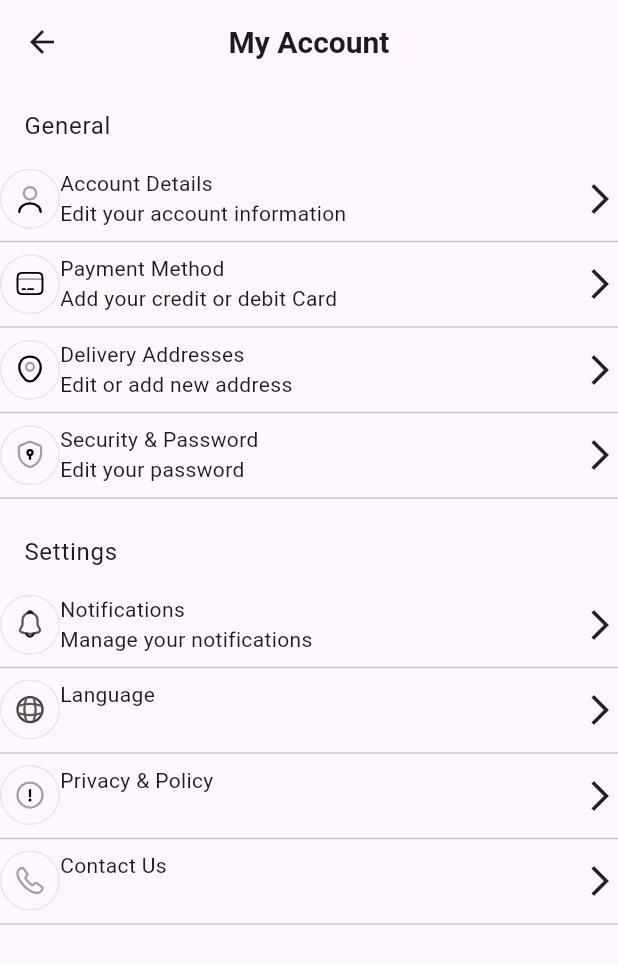
After one commit to debugger-snjy/snapshop, a Flutter app: the MyAccount screen opened directly, on a phone screen of 412 x 824 dp. The commit adds this screen. Shown: the top 964 px of the screen. Run offline on Flutter 3.47's test engine with Material 3 defaults, Android fonts, the phone set to English and light mode, and no system bars; our stand-ins replace flutter_otp_text_field, flutter_svg.

Commit message:
// Aditya - My Account Screen constants and images

```diff
--- /dev/null
+++ b/lib/screens/my_account_screen.dart
@@ -0,0 +1,66 @@
+import 'package:flutter/material.dart';
+import 'package:flutter_svg/flutter_svg.dart';
+import 'package:snapshop/utils/strings.dart';
+import 'package:snapshop/widgets/custom_app_bar.dart';
+import 'package:snapshop/widgets/custom_tile_for_myaccount.dart';
+
+class MyAccount extends StatefulWidget {
+  const MyAccount({super.key});
+
+  @override
+  State<MyAccount> createState() => _MyAccountState();
+}
+
+class _MyAccountState extends State<MyAccount> {
+  @override
+  Widget build(BuildContext context) {
+    return Scaffold(
+      appBar: const
+      CustomAppBar(
+        title: StringResources.myAccount,
+        centreTitle: true,
+      ),
+      body: Container(
+         child: ListView(
+           children: [
+             const ListTile(title: Text(StringResources.general),),
+             CustomTile(
+                 image: SvgPicture.asset('lib/assets/icons/contact_icon.svg'),
+                 title: StringResources.accountDetails,
+                 subtitle: StringResources.accountDetailsDescription),
+             CustomTile(
+                 image: SvgPicture.asset('lib/assets/icons/payment_method_icon.svg'),
+                 title: StringResources.paymentMethod,
+                 subtitle: StringResources.paymentMethodDescription
+             ),
+             CustomTile(
+                 image: SvgPicture.asset('lib/assets/icons/delivery_addresses.svg'),
+                 title: StringResources.deliveryAddresses,
+                 subtitle: StringResources.deliveryAddressesDescription),
+             CustomTile(
+                 image: SvgPicture.asset('lib/assets/icons/security_and_password.svg'),
+                 title: StringResources.securityAndPassword,
+                 subtitle:StringResources.securityAndPasswordDescription),
+             const ListTile(title: Text('Settings'),),
+             CustomTile(
+                 image: SvgPicture.asset('lib/assets/icons/notifications_icon.svg'),
+                 title: StringResources.notitfications,
+                 subtitle: StringResources.notificationsDescription ),
+             CustomTile(
+                 image: SvgPicture.asset('lib/assets/icons/langauge_icon.svg'),
+                 title: StringResources.language,
+                 subtitle: ""),
+             CustomTile(
+                 image: SvgPicture.asset('lib/assets/icons/privacy_and_policy.svg'),
+                 title: StringResources.privacyAndPolicy,
+                 subtitle: ""),
+             CustomTile(
+                 image: SvgPicture.asset('lib/assets/icons/contact_us_icon.svg'),
+                 title: StringResources.contactUs,
+                 subtitle: "")
+           ],
+         ),
+      ),
+    );
+  }
+}
--- a/lib/utils/strings.dart
+++ b/lib/utils/strings.dart
@@ -54,4 +54,21 @@ class StringResources {
   static const miscPhone="Your Phone: ******421432";
   static const phoneNumber="Phone Number";
 
+  // My Account
+  static const myAccount="My Account";
+  static const general="General";
+  static const accountDetails="Account Details";
+  static const accountDetailsDescription="Edit your account information";
+  static const paymentMethod="Payment Method";
+  static const paymentMethodDescription="Add your credit or debit Card";
+  static const deliveryAddresses="Delivery Addresses";
+  static const deliveryAddressesDescription="Edit or add new address";
+  static const securityAndPassword="Security & Password";
+  static const securityAndPasswordDescription="Edit your password";
+  static const notitfications="Notifications";
+  static const notificationsDescription="Manage your notifications";
+  static const language="Language";
+  static const privacyAndPolicy="Privacy & Policy";
+  static const contactUs="Contact Us";
+
 }
--- /dev/null
+++ b/lib/widgets/custom_app_bar.dart
@@ -0,0 +1,34 @@
+import 'package:flutter/material.dart';
+
+class CustomAppBar extends StatelessWidget implements PreferredSize {
+  const CustomAppBar({super.key, required this.title, required this.centreTitle});
+  final String title;
+  final bool centreTitle;
+  @override
+  Widget build(BuildContext context) {
+    return AppBar(
+      centerTitle: centreTitle,
+      title:Text(title,
+      style: const TextStyle(
+        fontWeight: FontWeight.bold,
+        fontSize: 20,
+      ),
+      ) ,
+    );
+  }
+
+  Size get preferredSize => const Size.fromHeight(kToolbarHeight);
+
+  @override
+
+  Widget get child => AppBar(
+    centerTitle: centreTitle,
+    title:Text(title,
+
+      style: const TextStyle(
+        fontWeight: FontWeight.bold,
+        fontSize: 20,
+      ),
+    ) ,
+  );
+}
--- /dev/null
+++ b/lib/widgets/custom_tile_for_myaccount.dart
@@ -0,0 +1,44 @@
+import 'package:flutter/material.dart';
+import 'package:flutter_svg/flutter_svg.dart';
+
+class CustomTile extends StatelessWidget {
+  final SvgPicture image;
+  final String title;
+  final String subtitle;
+  const CustomTile({super.key,required this.image,required this.title,required this.subtitle});
+
+
+  @override
+  Widget build(BuildContext context) {
+    return Container(
+      child: Column(
+        children: [
+          Row(
+            mainAxisAlignment: MainAxisAlignment.spaceBetween,
+            crossAxisAlignment: CrossAxisAlignment.center,
+            children: [
+                   Row(
+                     mainAxisAlignment: MainAxisAlignment.spaceEvenly,
+                     crossAxisAlignment: CrossAxisAlignment.start,
+                     children: [
+                       image,
+                       Column(
+                         crossAxisAlignment: CrossAxisAlignment.start,
+                         children: [
+                           Text(title),
+                           Text(subtitle)
+                         ],
+                       ),
+                     ],
+                   ),
+
+                   const Icon(Icons.arrow_forward_ios)
+
+            ],
+          ),
+          Divider()
+        ],
+      ),
+    );
+  }
+}
```
Also changed, not shown: lib/assets/icons/contact_icon.svg (added), lib/assets/icons/contact_us_icon.svg (added), lib/assets/icons/delivery_addresses.svg (added), lib/assets/icons/langauge_icon.svg (added), lib/assets/icons/notifications_icon.svg (added), lib/assets/icons/payment_method_icon.svg (added), lib/assets/icons/privacy_and_policy.svg (added), lib/assets/icons/security_and_password.svg (added).
